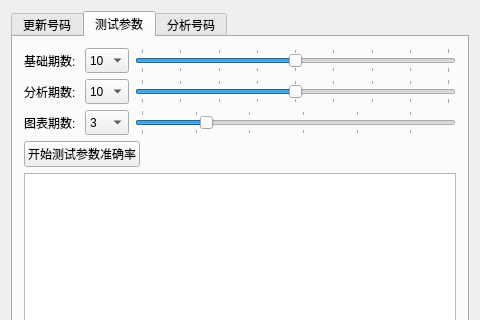
Before: the Qt Designer form mainwindow.ui in samksan/QTCP115, drawn with Qt 5; both pictures show x 0 to 480 and y 0 to 320 of the 480 by 640 pixel window.
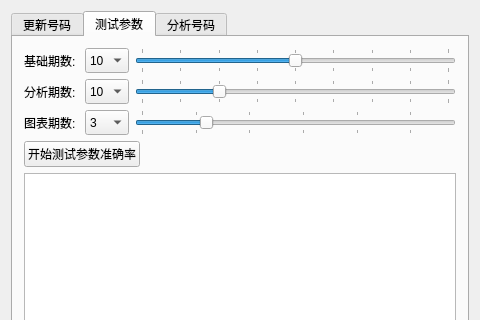
After: the same form once the commit is applied. The open tabs and pages were chosen to show the change.

The edit to the form file:
```diff
--- a/mainwindow.ui
+++ b/mainwindow.ui
@@ -1364,8 +1364,11 @@
             <property name="maximum">
              <number>90</number>
             </property>
+            <property name="value">
+             <number>30</number>
+            </property>
             <property name="sliderPosition">
-             <number>50</number>
+             <number>30</number>
             </property>
             <property name="orientation">
              <enum>Qt::Horizontal</enum>
```
Left out of the diff: 14 changed lines with no effect on the pictures.
